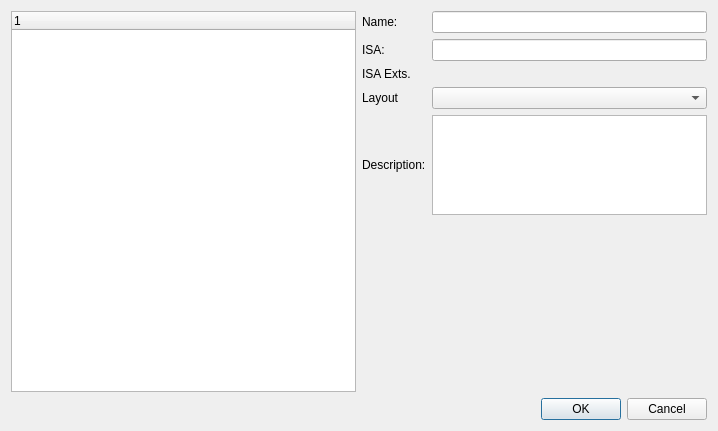
Before: the Qt Designer form src/processorselectiondialog.ui in mortbopet/Ripes, drawn with Qt 5.
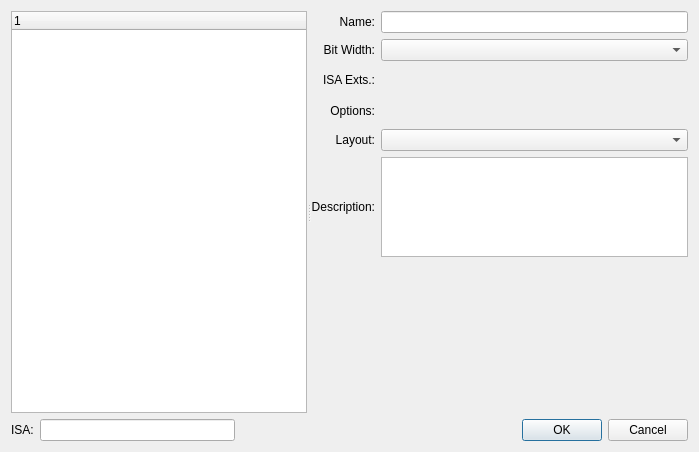
After: the same form once the commit is applied. Custom widgets are drawn as their Qt base class.

Commit message: complete rework processor selector interface and GUI

```diff
--- a/src/processorselectiondialog.ui
+++ b/src/processorselectiondialog.ui
@@ -6,8 +6,8 @@
    <rect>
     <x>0</x>
     <y>0</y>
-    <width>718</width>
-    <height>431</height>
+    <width>699</width>
+    <height>452</height>
    </rect>
   </property>
   <property name="windowTitle">
@@ -16,83 +16,45 @@
   <property name="modal">
    <bool>true</bool>
   </property>
-  <layout class="QVBoxLayout" name="verticalLayout_4">
-   <item>
     <layout class="QVBoxLayout" name="verticalLayout_3">
      <item>
-      <layout class="QHBoxLayout" name="horizontalLayout" stretch="0,0">
-       <item>
+    <widget class="QSplitter" name="viewSplitter">
+     <property name="sizePolicy">
+      <sizepolicy hsizetype="Expanding" vsizetype="Expanding">
+       <horstretch>0</horstretch>
+       <verstretch>0</verstretch>
+      </sizepolicy>
+     </property>
+     <property name="orientation">
+      <enum>Qt::Orientation::Horizontal</enum>
+     </property>
         <widget class="QTreeWidget" name="processors">
+      <property name="sizePolicy">
+       <sizepolicy hsizetype="Minimum" vsizetype="Expanding">
+        <horstretch>0</horstretch>
+        <verstretch>0</verstretch>
+       </sizepolicy>
+      </property>
          <column>
           <property name="text">
            <string notr="true">1</string>
           </property>
          </column>
         </widget>
-       </item>
-       <item>
+     <widget class="QWidget" name="infoWidget">
         <layout class="QVBoxLayout" name="infoLayout" stretch="0,2">
          <item>
           <layout class="QGridLayout" name="gridLayout">
-           <item row="1" column="1">
-            <widget class="QLineEdit" name="ISA">
-             <property name="readOnly">
-              <bool>true</bool>
-             </property>
-            </widget>
-           </item>
-           <item row="3" column="1">
-            <widget class="QComboBox" name="layout"/>
-           </item>
            <item row="0" column="0">
             <widget class="QLabel" name="label">
              <property name="text">
               <string>Name:</string>
              </property>
-            </widget>
-           </item>
-           <item row="4" column="0">
-            <widget class="QLabel" name="label_3">
-             <property name="text">
-              <string>Description:</string>
-             </property>
-            </widget>
-           </item>
-           <item row="3" column="0">
-            <widget class="QLabel" name="label_4">
-             <property name="text">
-              <string>Layout</string>
-             </property>
-            </widget>
-           </item>
-           <item row="4" column="1">
-            <widget class="QPlainTextEdit" name="description">
-             <property name="sizePolicy">
-              <sizepolicy hsizetype="MinimumExpanding" vsizetype="Preferred">
-               <horstretch>0</horstretch>
-               <verstretch>0</verstretch>
-              </sizepolicy>
-             </property>
-             <property name="minimumSize">
-              <size>
-               <width>0</width>
-               <height>100</height>
-              </size>
-             </property>
-             <property name="maximumSize">
-              <size>
-               <width>16777215</width>
-               <height>100</height>
-              </size>
-             </property>
-             <property name="baseSize">
-              <size>
-               <width>0</width>
-               <height>0</height>
-              </size>
-             </property>
-             <property name="readOnly">
-              <bool>true</bool>
+           <property name="alignment">
+            <set>Qt::AlignmentFlag::AlignRight|Qt::AlignmentFlag::AlignTrailing|Qt::AlignmentFlag::AlignVCenter</set>
+           </property>
+           <property name="buddy">
+            <cstring>name</cstring>
              </property>
             </widget>
            </item>
@@ -106,28 +68,107 @@
            <item row="1" column="0">
             <widget class="QLabel" name="label_2">
              <property name="text">
-              <string>ISA:</string>
+            <string>Bit Width:</string>
+           </property>
+           <property name="alignment">
+            <set>Qt::AlignmentFlag::AlignRight|Qt::AlignmentFlag::AlignTrailing|Qt::AlignmentFlag::AlignVCenter</set>
              </property>
             </widget>
            </item>
+         <item row="1" column="1">
+          <widget class="QComboBox" name="width"/>
+         </item>
            <item row="2" column="0">
             <widget class="QLabel" name="label_5">
              <property name="text">
-              <string>ISA Exts.</string>
+            <string>ISA Exts.:</string>
+           </property>
+           <property name="alignment">
+            <set>Qt::AlignmentFlag::AlignRight|Qt::AlignmentFlag::AlignTrailing|Qt::AlignmentFlag::AlignVCenter</set>
              </property>
             </widget>
            </item>
            <item row="2" column="1">
             <layout class="QHBoxLayout" name="extensions"/>
            </item>
-          </layout>
+         <item row="3" column="0">
+          <widget class="QLabel" name="label_options">
+           <property name="text">
+            <string>Options:</string>
+           </property>
+           <property name="alignment">
+            <set>Qt::AlignmentFlag::AlignRight|Qt::AlignmentFlag::AlignTrailing|Qt::AlignmentFlag::AlignVCenter</set>
+           </property>
+          </widget>
          </item>
-         <item>
-          <widget class="Ripes::RegisterInitializationWidget" name="regInitWidget" native="true">
+         <item row="3" column="1">
+          <layout class="QHBoxLayout" name="options"/>
+         </item>
+         <item row="4" column="0">
+          <widget class="QLabel" name="label_layout">
+           <property name="text">
+            <string>Layout:</string>
+           </property>
+           <property name="alignment">
+            <set>Qt::AlignmentFlag::AlignRight|Qt::AlignmentFlag::AlignTrailing|Qt::AlignmentFlag::AlignVCenter</set>
+           </property>
+           <property name="buddy">
+            <cstring>layout</cstring>
+           </property>
+          </widget>
+         </item>
+         <item row="4" column="1">
+          <widget class="QComboBox" name="layout"/>
+         </item>
+         <item row="5" column="0">
+          <widget class="QLabel" name="label_description">
+           <property name="text">
+            <string>Description:</string>
+           </property>
+           <property name="alignment">
+            <set>Qt::AlignmentFlag::AlignRight|Qt::AlignmentFlag::AlignTrailing|Qt::AlignmentFlag::AlignVCenter</set>
+           </property>
+          </widget>
+         </item>
+         <item row="5" column="1">
+          <widget class="QPlainTextEdit" name="description">
            <property name="sizePolicy">
             <sizepolicy hsizetype="MinimumExpanding" vsizetype="Expanding">
              <horstretch>0</horstretch>
-             <verstretch>2</verstretch>
+             <verstretch>0</verstretch>
+            </sizepolicy>
+           </property>
+           <property name="minimumSize">
+            <size>
+             <width>0</width>
+             <height>100</height>
+            </size>
+           </property>
+           <property name="maximumSize">
+            <size>
+             <width>16777215</width>
+             <height>100</height>
+            </size>
+           </property>
+           <property name="baseSize">
+            <size>
+             <width>0</width>
+             <height>0</height>
+            </size>
+           </property>
+           <property name="readOnly">
+            <bool>true</bool>
+           </property>
+          </widget>
+         </item>
+        </layout>
+       </item>
+       <item>
+        <widget class="Ripes::RegisterInitializationWidget" name="regInitWidget" native="true">
+         <property name="sizePolicy">
+          <sizepolicy hsizetype="MinimumExpanding" vsizetype="Maximum">
+           <horstretch>0</horstretch>
+           <verstretch>0</verstretch>
             </sizepolicy>
            </property>
            <property name="minimumSize">
@@ -139,19 +180,63 @@
           </widget>
          </item>
         </layout>
+     </widget>
+    </widget>
+   </item>
+   <item>
+    <layout class="QHBoxLayout" name="horizontalLayout">
+     <item>
+      <layout class="QHBoxLayout" name="horizontalLayout_2">
+       <property name="sizeConstraint">
+        <enum>QLayout::SizeConstraint::SetMinimumSize</enum>
+       </property>
+       <item>
+        <widget class="QLabel" name="label_isa">
+         <property name="sizePolicy">
+          <sizepolicy hsizetype="Preferred" vsizetype="Maximum">
+           <horstretch>0</horstretch>
+           <verstretch>0</verstretch>
+          </sizepolicy>
+         </property>
+         <property name="text">
+          <string>ISA:</string>
+         </property>
+        </widget>
+       </item>
+       <item>
+        <widget class="QLineEdit" name="isa">
+         <property name="readOnly">
+          <bool>true</bool>
+         </property>
+        </widget>
        </item>
       </layout>
      </item>
      <item>
-      <layout class="QVBoxLayout" name="verticalLayout_5">
+      <spacer name="horizontalSpacer">
+       <property name="width" stdset="0">
+        <number>223</number>
+       </property>
+       <property name="orientation">
+        <enum>Qt::Orientation::Horizontal</enum>
+       </property>
+       <property name="sizeType">
+        <enum>QSizePolicy::Policy::Expanding</enum>
+       </property>
+       <property name="sizeHint" stdset="0">
+        <size>
+         <width>0</width>
+         <height>0</height>
+        </size>
+       </property>
+      </spacer>
+     </item>
        <item>
         <widget class="QDialogButtonBox" name="buttonBox">
          <property name="standardButtons">
-          <set>QDialogButtonBox::Cancel|QDialogButtonBox::Ok</set>
-         </property>
-        </widget>
-       </item>
-      </layout>
+        <set>QDialogButtonBox::StandardButton::Cancel|QDialogButtonBox::StandardButton::Ok</set>
+       </property>
+      </widget>
      </item>
     </layout>
    </item>
```
Left out of the diff: 12 changed lines with no effect on the pictures. Lines whose indentation alone changed are shown as unchanged. The commit also changes 2 other files.
